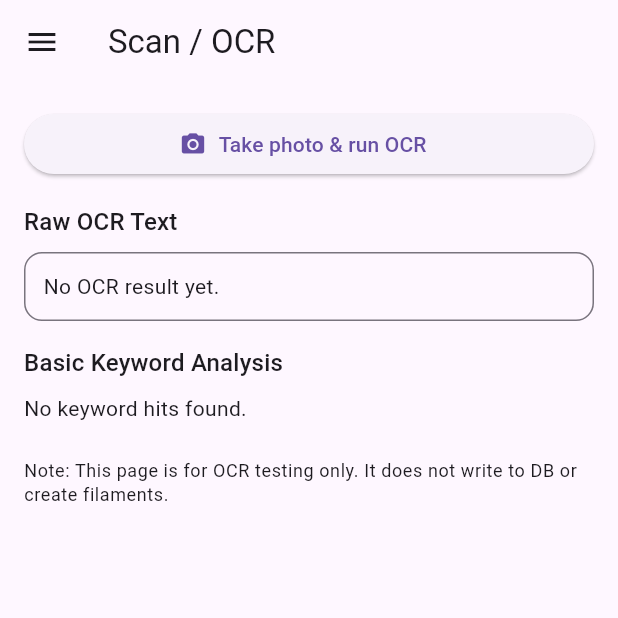
After one commit to CeyhunKaratas/filament_manager, a Flutter app: the ScanOcrPage screen opened by its route, on a phone screen of 412 x 824 dp, the top half of it. The commit adds this screen. Run offline on Flutter 3.47's test engine with Material 3 defaults, Android fonts, the phone set to English and light mode, and no system bars; our stand-ins replace image_picker, sqflite; missing offline and left inert: google_mlkit_text_recognition; accounts and stored records are empty.

Commit message:
Initial commit: 3D Farm Manager (A4.2 stable + Scan/OCR scaffold)

```diff
--- a/lib/core/widgets/app_drawer.dart
+++ b/lib/core/widgets/app_drawer.dart
@@ -46,6 +46,13 @@ class AppDrawer extends StatelessWidget {
             selected: current == 'locations',
             onTap: () => _navigate(context, 'locations'),
           ),
+
+          _DrawerItem(
+            icon: Icons.qr_code_scanner,
+            label: 'Scan / OCR',
+            selected: current == 'scan',
+            onTap: () => _navigate(context, 'scan'),
+          ),
         ],
       ),
     );
--- a/lib/features/filaments/filament_add_page.dart
+++ b/lib/features/filaments/filament_add_page.dart
@@ -136,6 +136,7 @@ class _FilamentAddPageState extends State<FilamentAddPage> {
       appBar: AppBar(title: Text(strings.addFilament)),
       body: Padding(
         padding: const EdgeInsets.all(16),
+        child: SingleChildScrollView(
           child: Form(
             key: _formKey,
             child: Column(
@@ -255,6 +256,7 @@ class _FilamentAddPageState extends State<FilamentAddPage> {
             ),
           ),
         ),
+      ),
     );
   }
 
--- /dev/null
+++ b/lib/features/scan/scan_ocr_page.dart
@@ -0,0 +1,213 @@
+import 'dart:io';
+
+import 'package:flutter/material.dart';
+import 'package:google_mlkit_text_recognition/google_mlkit_text_recognition.dart';
+import 'package:image_picker/image_picker.dart';
+
+import '../../core/widgets/app_drawer.dart';
+import '../../l10n/app_strings.dart';
+
+class ScanOcrPage extends StatefulWidget {
+  const ScanOcrPage({super.key});
+
+  @override
+  State<ScanOcrPage> createState() => _ScanOcrPageState();
+}
+
+class _ScanOcrPageState extends State<ScanOcrPage> {
+  final ImagePicker _picker = ImagePicker();
+  final TextRecognizer _textRecognizer =
+      TextRecognizer(script: TextRecognitionScript.latin);
+
+  XFile? _image;
+  String _rawText = '';
+  bool _isRunning = false;
+  String? _error;
+
+  @override
+  void dispose() {
+    _textRecognizer.close();
+    super.dispose();
+  }
+
+  Future<void> _takePhotoAndRunOcr() async {
+    setState(() {
+      _error = null;
+      _isRunning = true;
+      _rawText = '';
+    });
+
+    try {
+      final XFile? picked = await _picker.pickImage(
+        source: ImageSource.camera,
+        imageQuality: 92,
+      );
+
+      if (!mounted) return;
+
+      if (picked == null) {
+        setState(() {
+          _isRunning = false;
+        });
+        return;
+      }
+
+      final inputImage = InputImage.fromFilePath(picked.path);
+      final RecognizedText recognizedText =
+          await _textRecognizer.processImage(inputImage);
+
+      if (!mounted) return;
+
+      setState(() {
+        _image = picked;
+        _rawText = recognizedText.text;
+        _isRunning = false;
+      });
+    } catch (e) {
+      if (!mounted) return;
+      setState(() {
+        _isRunning = false;
+        _error: e.toString();
+      });
+    }
+  }
+
+  List<String> _extractKeywordHits(String text) {
+    final normalized = text.toLowerCase();
+
+    const candidates = <String>[
+      // Materials
+      'pla',
+      'petg',
+      'abs',
+      'asa',
+      'tpu',
+      'nylon',
+      'pa',
+      'pc',
+      // Common brands
+      'bambu',
+      'bambulab',
+      'prusa',
+      'prusament',
+      'esun',
+      'sunlu',
+      'polymaker',
+      'overture',
+      'hatchbox',
+      'colorfabb',
+      'anycubic',
+      'creality',
+      // Misc
+      '1.75',
+      '2.85',
+      'mm',
+      'kg',
+      'g',
+      '°c',
+      'c',
+      'nozzle',
+      'bed'
+    ];
+
+    final hits = <String>[];
+    final seen = <String>{};
+    for (final c in candidates) {
+      if (normalized.contains(c)) {
+        if (!seen.contains(c)) {
+          seen.add(c);
+          hits.add(c);
+        }
+      }
+    }
+
+    return hits;
+  }
+
+  @override
+  Widget build(BuildContext context) {
+    final s = AppStrings.of(Localizations.localeOf(context));
+    final keywordHits =
+        _rawText.isEmpty ? <String>[] : _extractKeywordHits(_rawText);
+
+    return Scaffold(
+      appBar: AppBar(
+        title: Text(s.scanOcrTitle),
+      ),
+      drawer: const AppDrawer(current: 'scan'),
+      body: SafeArea(
+        child: SingleChildScrollView(
+          padding: const EdgeInsets.all(16),
+          child: Column(
+            crossAxisAlignment: CrossAxisAlignment.stretch,
+            children: [
+              ElevatedButton.icon(
+                onPressed: _isRunning ? null : _takePhotoAndRunOcr,
+                icon: const Icon(Icons.camera_alt),
+                label: Text(s.scanOcrTakePhoto),
+              ),
+              if (_isRunning) ...[
+                const SizedBox(height: 16),
+                const Center(child: CircularProgressIndicator()),
+              ],
+              if (_error != null) ...[
+                const SizedBox(height: 16),
+                Text(
+                  '${s.error}: $_error',
+                  style: TextStyle(color: Theme.of(context).colorScheme.error),
+                ),
+              ],
+              if (_image != null) ...[
+                const SizedBox(height: 16),
+                ClipRRect(
+                  borderRadius: BorderRadius.circular(12),
+                  child: Image.file(
+                    File(_image!.path),
+                    fit: BoxFit.contain,
+                  ),
+                ),
+              ],
+              const SizedBox(height: 16),
+              Text(
+                s.scanOcrRawTextTitle,
+                style: Theme.of(context).textTheme.titleMedium,
+              ),
+              const SizedBox(height: 8),
+              Container(
+                padding: const EdgeInsets.all(12),
+                decoration: BoxDecoration(
+                  border: Border.all(color: Theme.of(context).dividerColor),
+                  borderRadius: BorderRadius.circular(12),
+                ),
+                child: SelectableText(
+                  _rawText.isEmpty ? s.scanOcrRawTextEmpty : _rawText,
+                ),
+              ),
+              const SizedBox(height: 16),
+              Text(
+                s.scanOcrAnalysisTitle,
+                style: Theme.of(context).textTheme.titleMedium,
+              ),
+              const SizedBox(height: 8),
+              if (keywordHits.isEmpty)
+                Text(s.scanOcrAnalysisEmpty)
+              else
+                Wrap(
+                  spacing: 8,
+                  runSpacing: 8,
+                  children: [
+                    for (final hit in keywordHits) Chip(label: Text(hit)),
+                  ],
+                ),
+              const SizedBox(height: 24),
+              Text(
+                s.scanOcrNote,
+                style: Theme.of(context).textTheme.bodySmall,
+              ),
+            ],
+          ),
+        ),
+      ),
+    );
+  }
+}
--- a/lib/l10n/app_strings.dart
+++ b/lib/l10n/app_strings.dart
@@ -10,10 +10,7 @@ class AppStrings {
     return AppStrings(locale);
   }
 
-  static const supportedLocales = [
-    Locale('en'),
-    Locale('tr'),
-  ];
+  static const supportedLocales = [Locale('en'), Locale('tr')];
 
   String get addFilament {
     switch (locale.languageCode) {
@@ -207,7 +204,6 @@ class AppStrings {
     return '';
   }
 
-
   String get assignTitle {
     switch (locale.languageCode) {
       case 'tr':
@@ -307,9 +303,7 @@ String get changeSlot {
     }
   }
 
-
-
-  String get slotOccupiedTitle  {
+  String get slotOccupiedTitle {
     switch (locale.languageCode) {
       case 'tr':
         return 'Slot dolu';
@@ -317,7 +311,8 @@ String get changeSlot {
         return 'Slot occupied';
     }
   }
-  String get slotOccupiedMessage   {
+
+  String get slotOccupiedMessage {
     switch (locale.languageCode) {
       case 'tr':
         return 'Bu slot dolu. Devam ederseniz eski filament bu slottan kaldırılacak.';
@@ -325,7 +320,8 @@ String get changeSlot {
         return 'This slot is occupied. If you continue, the old filament will be removed from this slot.';
     }
   }
-  String get continueLabel   {
+
+  String get continueLabel {
     switch (locale.languageCode) {
       case 'tr':
         return 'Devam';
@@ -442,4 +438,66 @@ String get customColors {
     }
   }
 
+  String get scanOcrTitle {
+    switch (locale.languageCode) {
+      case 'tr':
+        return 'Scan / OCR';
+      default:
+        return 'Scan / OCR';
     }
+  }
+
+  String get scanOcrTakePhoto {
+    switch (locale.languageCode) {
+      case 'tr':
+        return 'Fotoğraf çek ve OCR çalıştır';
+      default:
+        return 'Take photo & run OCR';
+    }
+  }
+
+  String get scanOcrRawTextTitle {
+    switch (locale.languageCode) {
+      case 'tr':
+        return 'Ham OCR Metni';
+      default:
+        return 'Raw OCR Text';
+    }
+  }
+
+  String get scanOcrRawTextEmpty {
+    switch (locale.languageCode) {
+      case 'tr':
+        return 'Henüz OCR sonucu yok.';
+      default:
+        return 'No OCR result yet.';
+    }
+  }
+
+  String get scanOcrAnalysisTitle {
+    switch (locale.languageCode) {
+      case 'tr':
+        return 'Basit Anahtar Kelime Analizi';
+      default:
+        return 'Basic Keyword Analysis';
+    }
+  }
+
+  String get scanOcrAnalysisEmpty {
+    switch (locale.languageCode) {
+      case 'tr':
+        return 'Eşleşen anahtar kelime bulunamadı.';
+      default:
+        return 'No keyword hits found.';
+    }
+  }
+
+  String get scanOcrNote {
+    switch (locale.languageCode) {
+      case 'tr':
+        return 'Not: Bu ekran sadece OCR testi içindir. DB’ye kayıt yapmaz, filament oluşturmaz.';
+      default:
+        return 'Note: This page is for OCR testing only. It does not write to DB or create filaments.';
+    }
+  }
+}
--- a/lib/main.dart
+++ b/lib/main.dart
@@ -6,6 +6,7 @@ import 'l10n/app_strings.dart';
 
 import 'features/printers/printer_list_page.dart';
 import 'features/locations/location_list_page.dart';
+import 'features/scan/scan_ocr_page.dart';
 
 void main() {
   runApp(const MyApp());
@@ -32,6 +33,7 @@ class MyApp extends StatelessWidget {
         '/filaments': (_) => const FilamentListPage(),
         '/printers': (_) => const PrinterListPage(),
         '/locations': (_) => const LocationListPage(),
+        '/scan': (_) => const ScanOcrPage(),
       },
     );
   }
--- a/pubspec.yaml
+++ b/pubspec.yaml
@@ -19,6 +19,9 @@ dependencies:
   sqflite: ^2.3.3
   path: ^1.9.0
   uuid: ^4.4.0
+
+  image_picker: ^1.0.7
+  google_mlkit_text_recognition: ^0.11.0
 
 
 dev_dependencies:
```
Also changed, not shown: pubspec.lock, 6 other files. Lines whose indentation alone changed are shown as unchanged.
